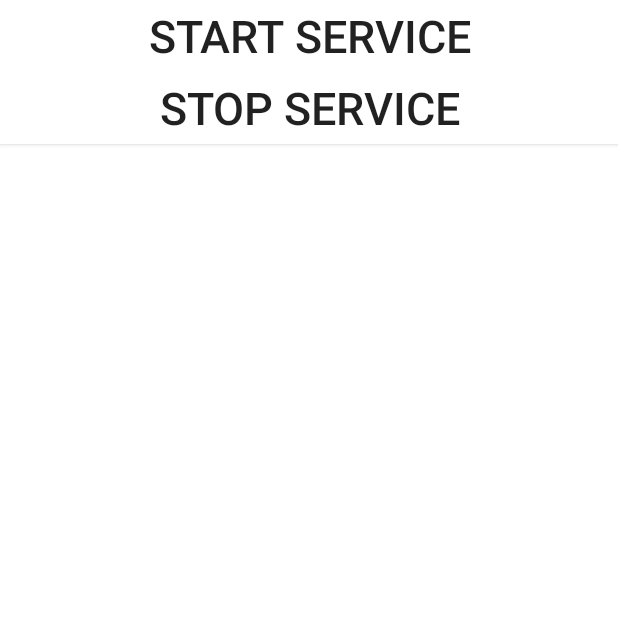
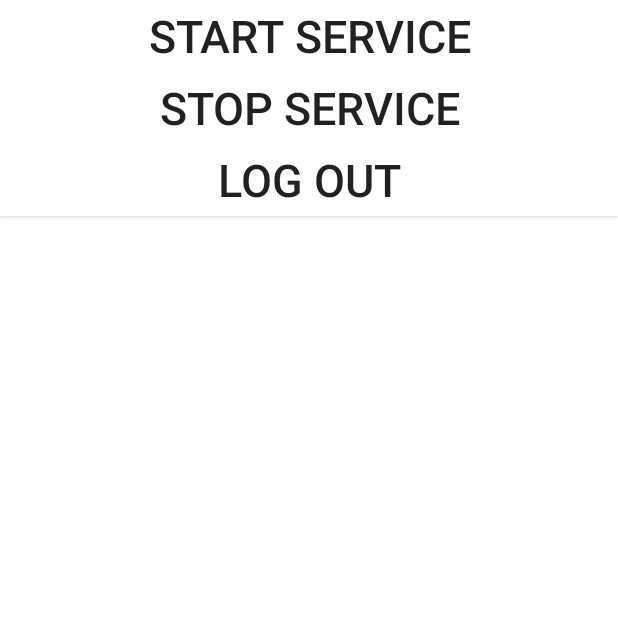
Before and after one commit to BorisPolonsky/Yamba, an Android app: the MiscActivity screen opened directly, with no data from a screen before it, on a phone screen of 412 x 824 dp, the top half of it. Run offline under Robolectric (Android 15) with nearby library versions, the phone set to English and light mode, and no system bars.

Commit message:
Minor Update
Added a Log Out button in the menu.

```diff
--- a/app/src/main/java/com/example/administrator/yamba/MiscActivity.java
+++ b/app/src/main/java/com/example/administrator/yamba/MiscActivity.java
@@ -16,6 +16,7 @@ public class MiscActivity extends Activity
 {
     private Button buttonStartService;
     private Button buttonStopService;
+    private Button buttonLogOut;
     private static final String TAG=MiscActivity.class.getSimpleName();
     @Override
     protected void onCreate(@Nullable Bundle savedInstanceState) {
@@ -24,6 +25,7 @@ public class MiscActivity extends Activity
         this.setContentView(R.layout.misc);
         this.buttonStartService=(Button)findViewById(R.id.buttonStartService);
         this.buttonStopService =(Button)findViewById(R.id.buttonStopService);
+        this.buttonLogOut=(Button)findViewById(R.id.buttonLogOut);
         this.buttonStartService.setOnClickListener(new View.OnClickListener() {
             @Override
             public void onClick(View v) {
@@ -36,5 +38,12 @@ public class MiscActivity extends Activity
                 stopService(new Intent(MiscActivity.this,UpdaterService.class));
             }
         });
+        this.buttonLogOut.setOnClickListener(new View.OnClickListener() {
+            @Override
+            public void onClick(View v) {
+                YambaApplication yamba=(YambaApplication) getApplication();
+                yamba.logOut();
+            }
+        });
     }
 }
--- a/app/src/main/res/layout/misc.xml
+++ b/app/src/main/res/layout/misc.xml
@@ -22,4 +22,13 @@
         android:layout_gravity="top|center_horizontal"
         android:id="@+id/buttonStopService"
         android:background="#FFFF"/>
+    <Button
+        android:layout_width="match_parent"
+        android:layout_height="wrap_content"
+        android:text="@string/buttonLogOut"
+        android:textSize="30sp"
+        android:gravity="center"
+        android:layout_gravity="top|center_horizontal"
+        android:id="@+id/buttonLogOut"
+        android:background="#FFFF"/>
 </LinearLayout>
--- a/app/src/main/res/values/strings.xml
+++ b/app/src/main/res/values/strings.xml
@@ -14,6 +14,7 @@
     <string name="titleMiscActivity">titleMisc</string>
     <string name="buttonStartService">Start Service</string>
     <string name="buttonStopService">Stop Service</string>
+    <string name="buttonLogOut">Log Out</string>
     <string name="titleTimeline">Timeline</string>
     <string name="msgSetupPrefs">Please enter your username and password. </string>
     <string name="buttonPost">+</string>
```
